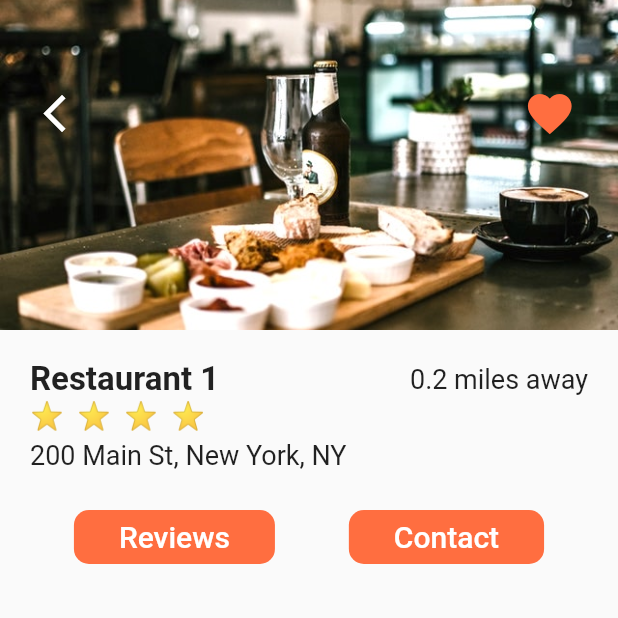
After one commit to datanonymous/flutter_food_delivery, a Flutter app: the screen it shows after launch, after a tap on "Restaurant 1", on a phone screen of 412 x 824 dp, the top half of it. The commit adds this screen. Run offline on Flutter 3.47's test engine with Material 2 defaults, Android fonts, the phone set to English and light mode, and no system bars.

Commit message:
8/22/2020

```diff
--- a/lib/screens/home_screen.dart
+++ b/lib/screens/home_screen.dart
@@ -1,6 +1,7 @@
 import 'package:flutter/cupertino.dart';
 import 'package:flutter/material.dart';
 import 'package:flutter_food_delivery/models/restaurant.dart';
+import 'package:flutter_food_delivery/screens/restaurant_screen.dart';
 import 'package:flutter_food_delivery/widgets/rating_stars.dart';
 import 'package:flutter_food_delivery/widgets/recent_orders.dart';
 import '../data/data.dart';
@@ -14,7 +15,9 @@ class _HomeScreenState extends State<HomeScreen> {
   _buildRestaurants() {
     List<Widget> restaurantList = [];
     restaurants.forEach((Restaurant restaurant) {
-      restaurantList.add(Container(
+      restaurantList.add(GestureDetector(
+        onTap: ()=>Navigator.push(context, MaterialPageRoute(builder: (_)=> RestaurantScreen(restaurant: restaurant))),
+        child: Container(
           margin: EdgeInsets.symmetric(horizontal: 20, vertical: 10),
           decoration: BoxDecoration(
             color: Colors.white,
@@ -28,11 +31,14 @@ class _HomeScreenState extends State<HomeScreen> {
             children: [
               ClipRRect(
                 borderRadius: BorderRadius.circular(15),
+                child: Hero(
+                  tag: restaurant.imageUrl,
                   child: Image(
                     image: AssetImage(restaurant.imageUrl),
                     height: 150,
                     width: 150,
                     fit: BoxFit.cover,
+                  ),
                 ),
               ),
               Container(
@@ -63,6 +69,7 @@ class _HomeScreenState extends State<HomeScreen> {
                 ),
               ),
             ],
+          ),
         ),
       ));
     });
--- /dev/null
+++ b/lib/screens/restaurant_screen.dart
@@ -0,0 +1,113 @@
+import 'package:flutter/material.dart';
+import 'package:flutter_food_delivery/models/restaurant.dart';
+import 'package:flutter_food_delivery/widgets/rating_stars.dart';
+
+class RestaurantScreen extends StatefulWidget {
+  final Restaurant restaurant;
+  RestaurantScreen({this.restaurant});
+
+  @override
+  _RestaurantScreenState createState() => _RestaurantScreenState();
+}
+
+class _RestaurantScreenState extends State<RestaurantScreen> {
+  @override
+  Widget build(BuildContext context) {
+    return Scaffold(
+      body: Column(
+        children: [
+          Stack(
+            children: [
+              Hero(
+                tag: widget.restaurant.imageUrl,
+                child: Image(
+                  height: 220,
+                  width: MediaQuery.of(context).size.width,
+                  fit: BoxFit.cover,
+                  image: AssetImage(
+                    widget.restaurant.imageUrl,
+                  ),
+                ),
+              ),
+              Padding(
+                padding:
+                    const EdgeInsets.symmetric(horizontal: 20.0, vertical: 50),
+                child: Row(
+                  mainAxisAlignment: MainAxisAlignment.spaceBetween,
+                  children: [
+                    IconButton(
+                      icon: Icon(Icons.arrow_back_ios),
+                      color: Colors.white,
+                      iconSize: 30,
+                      onPressed: () => Navigator.pop(context),
+                    ),
+                    IconButton(
+                      icon: Icon(Icons.favorite),
+                      color: Theme.of(context).primaryColor,
+                      iconSize: 35,
+                      onPressed: () {},
+                    ),
+                  ],
+                ),
+              ),
+            ],
+          ),
+          Padding(
+            padding: const EdgeInsets.all(20.0),
+            child: Column(
+              crossAxisAlignment: CrossAxisAlignment.start,
+              children: [
+                Row(
+                  mainAxisAlignment: MainAxisAlignment.spaceBetween,
+                  children: [
+                    Text(
+                      widget.restaurant.name,
+                      style:
+                          TextStyle(fontSize: 22, fontWeight: FontWeight.w600),
+                    ),
+                    Text(
+                      '0.2 miles away',
+                      style: TextStyle(fontSize: 18),
+                    ),
+                  ],
+                ),
+                RatingStars(widget.restaurant.rating),
+                SizedBox(height: 6.0),
+                Text(widget.restaurant.address, style: TextStyle(fontSize: 18)),
+              ],
+            ),
+          ),
+          Row(
+            mainAxisAlignment: MainAxisAlignment.spaceEvenly,
+            children: [
+              FlatButton(
+                padding: EdgeInsets.symmetric(horizontal: 30),
+                color: Theme.of(context).primaryColor,
+                shape: RoundedRectangleBorder(
+                  borderRadius: BorderRadius.circular(10),
+                ),
+                child: Text(
+                  'Reviews',
+                  style: TextStyle(color: Colors.white, fontSize: 20),
+                ),
+                onPressed: (){},
+              ),
+              FlatButton(
+                padding: EdgeInsets.symmetric(horizontal: 30),
+                color: Theme.of(context).primaryColor,
+                shape: RoundedRectangleBorder(
+                  borderRadius: BorderRadius.circular(10),
+                ),
+                child: Text(
+                  'Contact',
+                  style: TextStyle(color: Colors.white, fontSize: 20),
+                ),
+                onPressed: (){},
+              ),
+            ],
+          ),
+        ],
+      ),
+    );
+  }
+}
```
Lines whose indentation alone changed are shown as unchanged.
